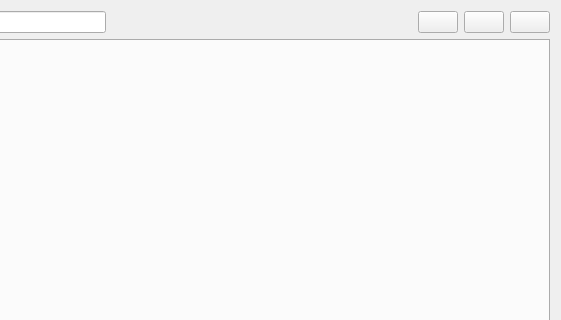
Qt form core/ui/shared/dscenario.ui (Giswater/giswater_qgis_plugin) before a commit; both pictures show x 212 to 773 and y 0 to 320 of the 773 by 525 pixel window.
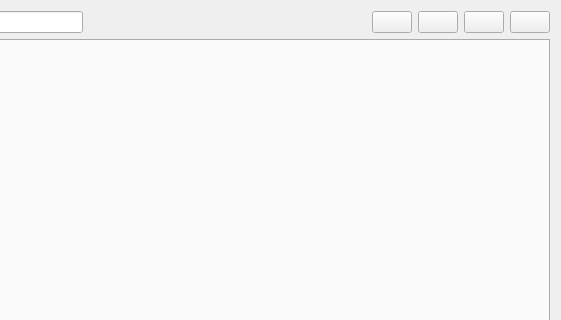
The same form after that commit.

Commit message: Enhancement: dscenario -- new button to add dscenario layers to ToC + improve performance of _manage_load_all

The edit to the form file:
```diff
--- a/core/ui/shared/dscenario.ui
+++ b/core/ui/shared/dscenario.ui
@@ -49,6 +49,13 @@
        </property>
       </spacer>
      </item>
+     <item>
+      <widget class="QPushButton" name="btn_toc">
+       <property name="text">
+        <string/>
+       </property>
+      </widget>
+     </item>
      <item>
       <widget class="QPushButton" name="btn_insert">
        <property name="text">
```
The commit also changes 3 other files.
